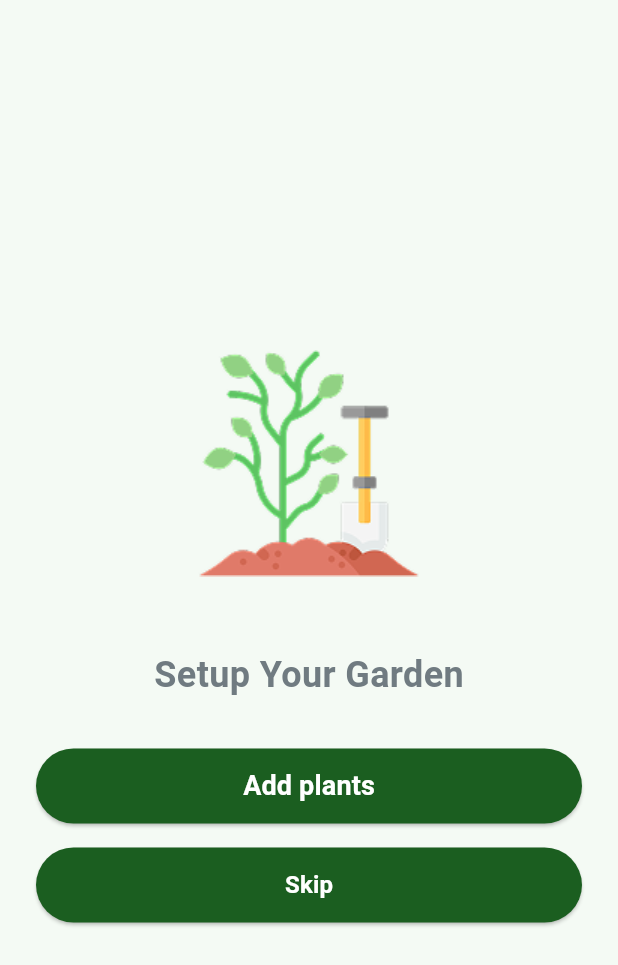
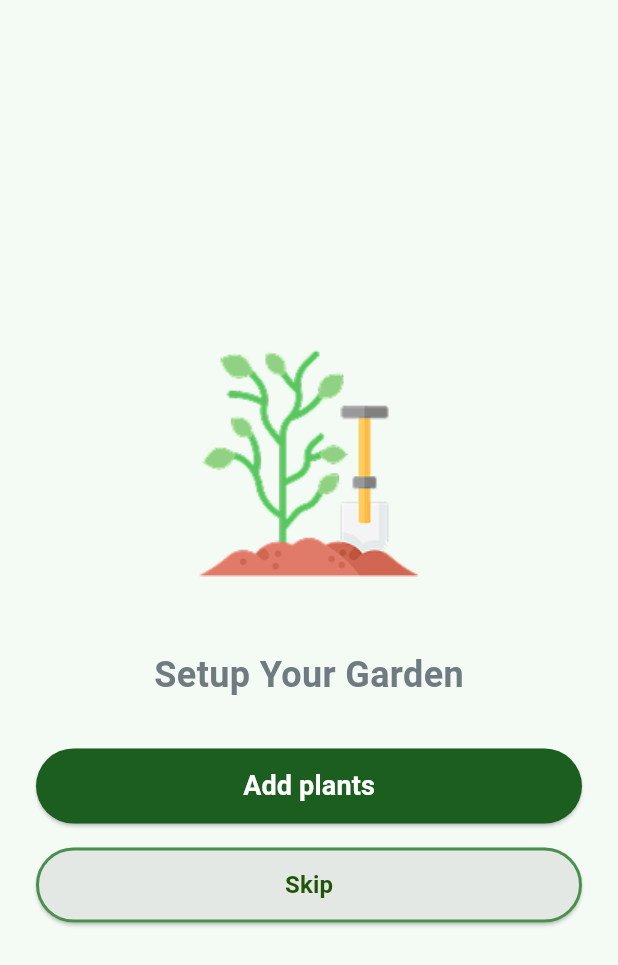
Before and after one commit to SDGP-CS-09/BLOOM-APP, a Flutter app: the SetupScreen screen opened directly, on a phone screen of 412 x 824 dp. Shown: the top 965 px of the screen. Run offline on Flutter 3.47's test engine with Material 3 defaults, Android fonts, the light colour scheme and no system bars; our stand-ins replace firebase_core, firebase_database, geolocator, image_picker, permission_handler, supabase_flutter and 1 more; accounts and stored records are empty.

Commit message:
Update garden_setup.dart
styling and more refinements

```diff
--- a/bloom2/bloomiot/lib/garden/garden_setup.dart
+++ b/bloom2/bloomiot/lib/garden/garden_setup.dart
@@ -72,10 +72,14 @@ class SetupScreen extends StatelessWidget {
                   );
                 },
                 style: ElevatedButton.styleFrom(
-                  backgroundColor: const Color(0xFF1B5E20),
+                  backgroundColor: const Color.fromARGB(255, 228, 232, 228),
                   minimumSize: const Size(double.infinity, 50),
                   shape: RoundedRectangleBorder(
                     borderRadius: BorderRadius.circular(25),
+                    side: const BorderSide(
+                      color: Color.fromARGB(255, 74, 143, 78), // Green border
+                      width: 2,
+                    ),
                   ),
                 ),
                 child: const Text(
@@ -83,7 +87,7 @@ class SetupScreen extends StatelessWidget {
                   style: TextStyle(
                       fontSize: 16,
                       fontWeight: FontWeight.w600,
-                      color: Colors.white),
+                      color: Color.fromARGB(255, 32, 84, 7)),
                 ),
               ),
             ),
```
